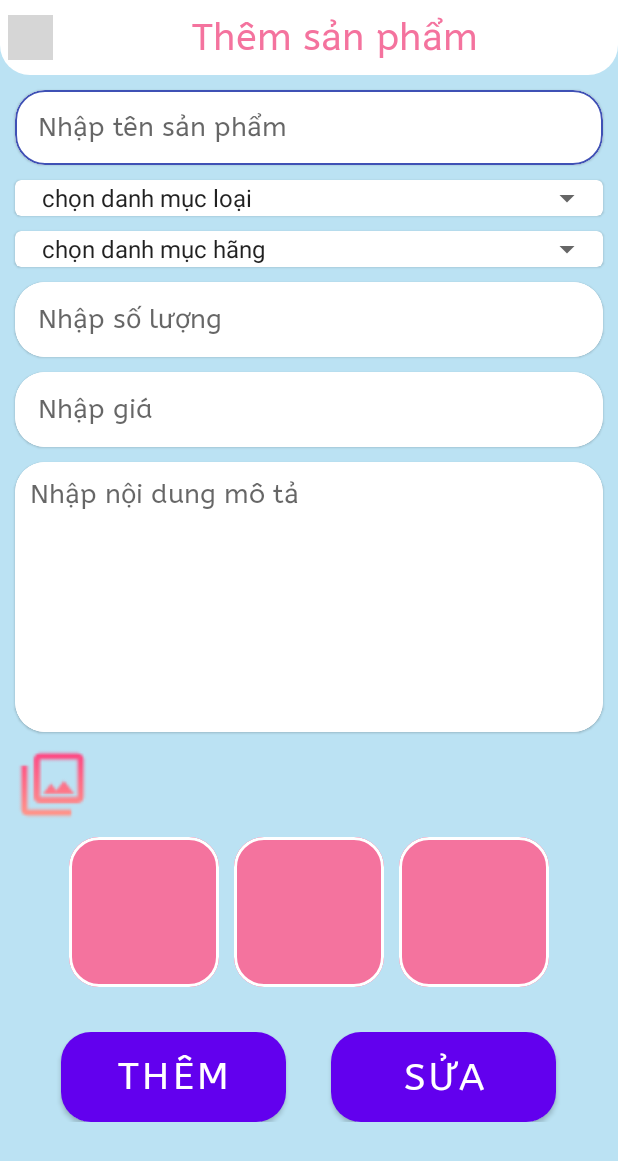
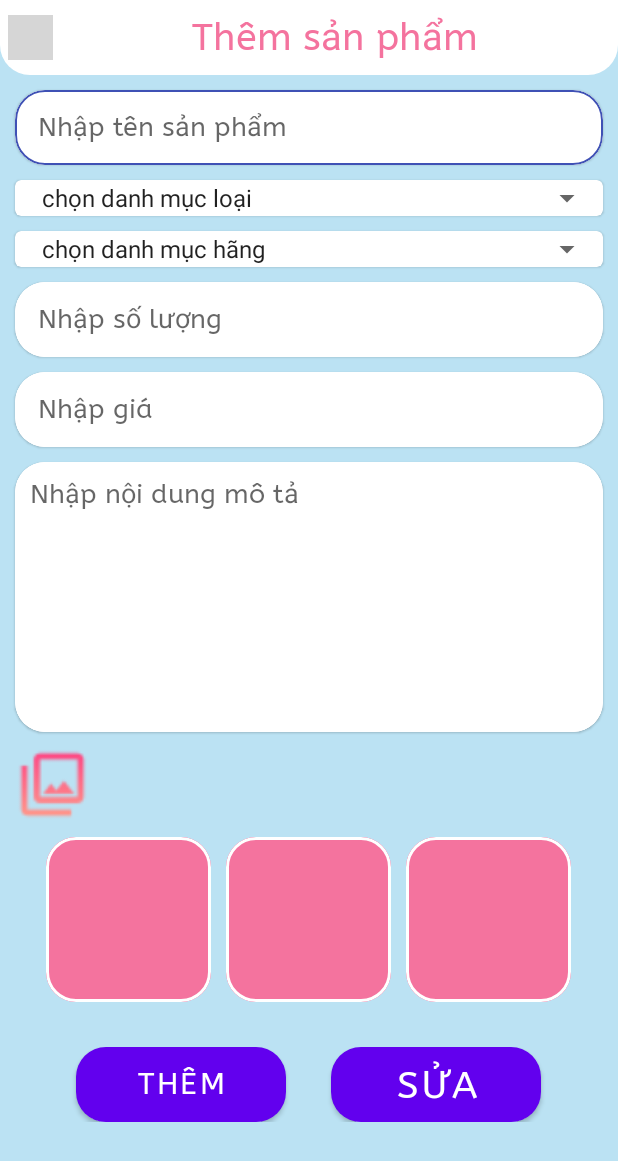
Before and after one commit to thongnguyen121/BeautyStore, an Android app: the Activity_Add_Products screen opened directly, with no data from a screen before it, on a phone screen of 412 x 824 dp. Shown: the top 1161 px of the screen. Run offline under Robolectric (Android 15) with nearby library versions, the phone set to English and light mode, and no system bars; our stand-ins replace Firebase (no records; nobody signed in at launch, a user with empty details on screens opened directly); grey boxes are pictures that could not be loaded.

Commit message:
udapte layout add_products screen

```diff
--- a/app/src/main/res/layout/activity_add_products.xml
+++ b/app/src/main/res/layout/activity_add_products.xml
@@ -245,8 +245,8 @@
                 >
             <ImageView
                 android:id="@+id/img_products_add_1"
-                android:layout_width="100dp"
-                android:layout_height="100dp"
+                android:layout_width="110dp"
+                android:layout_height="110dp"
                 android:src="@color/pink"
                 ></ImageView>
             </com.google.android.material.card.MaterialCardView>
@@ -262,8 +262,8 @@
                 >
                 <ImageView
                     android:id="@+id/img_products_add_2"
-                    android:layout_width="100dp"
-                    android:layout_height="100dp"
+                    android:layout_width="110dp"
+                    android:layout_height="110dp"
                     android:src="@color/pink"
                     ></ImageView>
             </com.google.android.material.card.MaterialCardView>
@@ -280,8 +280,8 @@
 
                 <ImageView
                     android:id="@+id/img_products_add_3"
-                    android:layout_width="100dp"
-                    android:layout_height="100dp"
+                    android:layout_width="110dp"
+                    android:layout_height="110dp"
                     android:src="@color/pink"></ImageView>
             </com.google.android.material.card.MaterialCardView>
         </LinearLayout>
@@ -295,18 +295,18 @@
             >
             <Button
                 android:id="@+id/btnAdd_products"
-                android:layout_width="150dp"
-                android:layout_height="60dp"
+                android:layout_width="140dp"
+                android:layout_height="50dp"
                 android:layout_marginRight="30dp"
                 android:text="@string/btn_them"
-                android:textSize="25dp"
+                android:textSize="20dp"
                 android:fontFamily="@font/abeezeeregular"
                 android:background="@drawable/bg_btn_add_products"
                 ></Button>
             <Button
                 android:id="@+id/btnEdit_products"
-                android:layout_width="150dp"
-                android:layout_height="60dp"
+                android:layout_width="140dp"
+                android:layout_height="50dp"
                 android:text="@string/btn_sua"
                 android:textSize="25dp"
                 android:fontFamily="@font/abeezeeregular"
```
